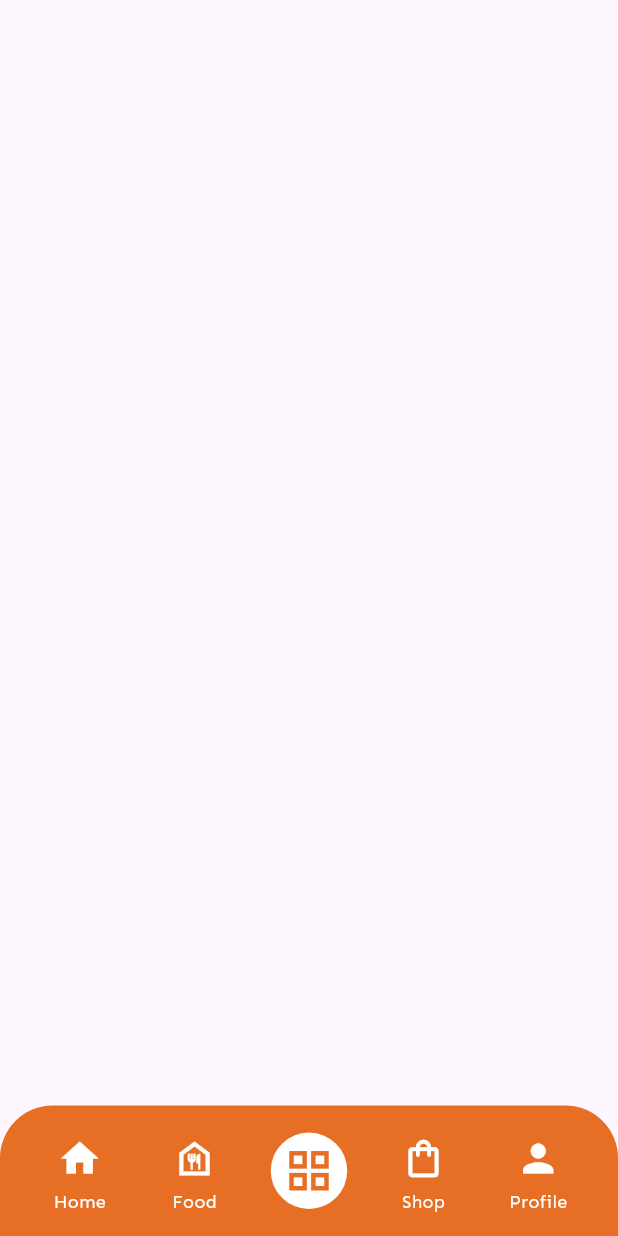
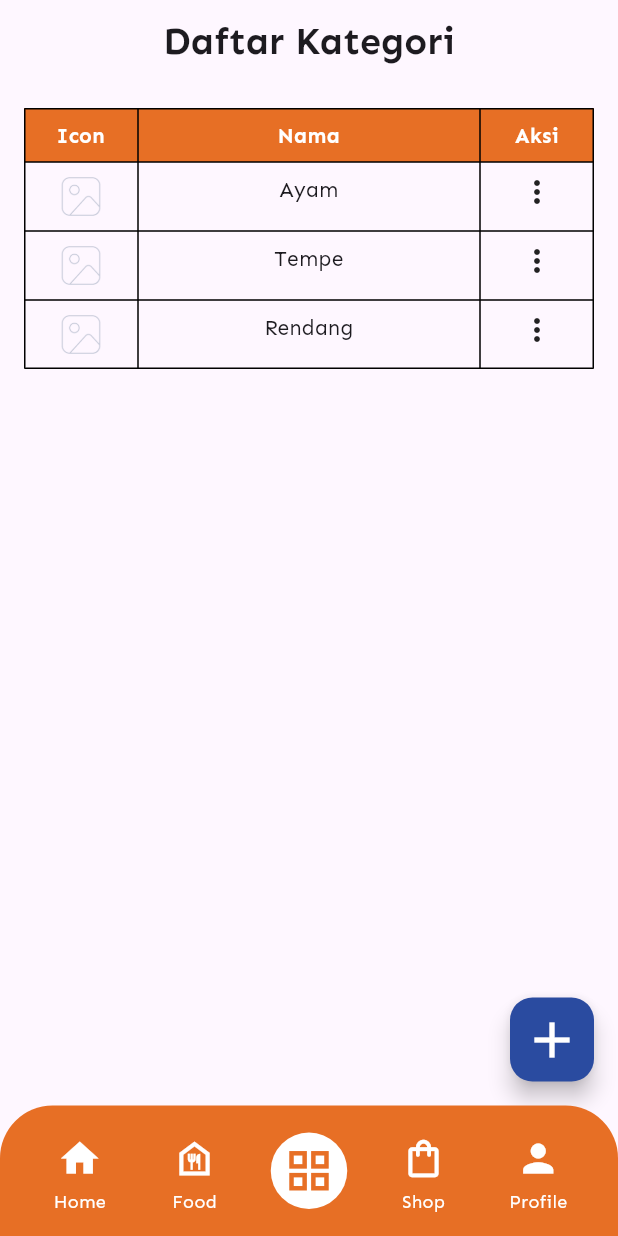
Before and after one commit to yovixtar/cafe-admin, a Flutter app: the BottomBar screen opened directly, item 3 of the bottom bar chosen, on a phone screen of 412 x 824 dp. Run offline on Flutter 3.47's test engine with Material 3 defaults, Android fonts, the light colour scheme and no system bars; our stand-ins replace google_fonts, image_picker; network calls fail.

Commit message:
Feature : Slicing List & Form kategori, change icon & name app launcher

```diff
--- a/lib/Screen/menu/list_menu.dart
+++ b/lib/Screen/menu/list_menu.dart
@@ -70,7 +70,7 @@ class _ListMenuState extends State<ListMenu> {
             crossAxisCount: 2,
             mainAxisSpacing: 15,
             crossAxisSpacing: 20,
-            childAspectRatio: 0.6,
+            childAspectRatio: 0.65,
           ),
           itemCount: menuItems.length,
           itemBuilder: (context, index) {
--- a/lib/bottom_bar.dart
+++ b/lib/bottom_bar.dart
@@ -1,6 +1,7 @@
 import 'package:admin/Screen/home/home_screen.dart';
 import 'package:admin/Screen/menu/list_menu.dart';
 import 'package:admin/color.dart';
+import 'package:admin/kategori/list_kategori.dart';
 import 'package:flutter/material.dart';
 
 class BottomBar extends StatefulWidget {
@@ -17,7 +18,7 @@ class _BottomBarState extends State<BottomBar> {
   List<Widget> screens = [
     HomePage(),
     ListMenu(),
-    Scaffold(),
+    ListKategori(),
     Scaffold(),
     Scaffold(),
   ];
--- a/lib/config.dart
+++ b/lib/config.dart
@@ -1,3 +1,3 @@
 class Config {
-  static const String baseUrl = "https://c975-182-2-37-79.ngrok-free.app";
+  static const String baseUrl = "https://1553-112-78-177-184.ngrok-free.app";
 }
--- /dev/null
+++ b/lib/kategori/list_kategori.dart
@@ -0,0 +1,217 @@
+import 'package:admin/color.dart';
+import 'package:admin/kategori/form_kategori.dart';
+import 'package:flutter/material.dart';
+
+class ListKategori extends StatefulWidget {
+  const ListKategori({super.key});
+
+  @override
+  _ListKategoriState createState() => _ListKategoriState();
+}
+
+class _ListKategoriState extends State<ListKategori> {
+  final List<Map<String, dynamic>> kategoriItems = [
+    {
+      'icon': 'images/img-icon.png',
+      'nama': 'Ayam',
+    },
+    {
+      'icon': 'images/img-icon.png',
+      'nama': 'Tempe',
+    },
+    {
+      'icon': 'images/img-icon.png',
+      'nama': 'Rendang',
+    },
+  ];
+
+  @override
+  Widget build(BuildContext context) {
+    return Scaffold(
+      appBar: AppBar(
+        title: Text(
+          'Daftar Kategori',
+          style: TextStyle(
+            fontSize: 25,
+            fontWeight: FontWeight.bold,
+          ),
+        ),
+        centerTitle: true,
+        automaticallyImplyLeading: false,
+      ),
+      body: SingleChildScrollView(
+        padding: EdgeInsets.all(16),
+        child: Column(
+          children: [
+            Table(
+              border: TableBorder.all(),
+              columnWidths: {
+                0: FractionColumnWidth(0.2),
+                1: FractionColumnWidth(0.6),
+                2: FractionColumnWidth(0.2),
+              },
+              children: [
+                TableRow(
+                  decoration: BoxDecoration(
+                    color: primaryColor,
+                  ),
+                  children: [
+                    Padding(
+                      padding: const EdgeInsets.all(8.0),
+                      child: Text(
+                        'Icon',
+                        style: TextStyle(
+                          fontWeight: FontWeight.bold,
+                          color: Colors.white,
+                        ),
+                        textAlign: TextAlign.center,
+                      ),
+                    ),
+                    Padding(
+                      padding: const EdgeInsets.all(8.0),
+                      child: Text(
+                        'Nama',
+                        style: TextStyle(
+                          fontWeight: FontWeight.bold,
+                          color: Colors.white,
+                        ),
+                        textAlign: TextAlign.center,
+                      ),
+                    ),
+                    Padding(
+                      padding: const EdgeInsets.all(8.0),
+                      child: Text(
+                        'Aksi',
+                        style: TextStyle(
+                          fontWeight: FontWeight.bold,
+                          color: Colors.white,
+                        ),
+                        textAlign: TextAlign.center,
+                      ),
+                    ),
+                  ],
+                ),
+                ...kategoriItems.map((kategori) {
+                  return TableRow(
+                    children: [
+                      Padding(
+                        padding: const EdgeInsets.all(8.0),
+                        child: Image.asset(
+                          kategori['icon'],
+                          width: 30,
+                          height: 30,
+                        ),
+                      ),
+                      Padding(
+                        padding: const EdgeInsets.all(8.0),
+                        child: Text(
+                          kategori['nama'],
+                          textAlign: TextAlign.center,
+                        ),
+                      ),
+                      Padding(
+                        padding: const EdgeInsets.all(8.0),
+                        child: PopupMenuButton<String>(
+                          onSelected: (value) {
+                            if (value == 'edit') {
+                              Navigator.of(context).push(
+                                MaterialPageRoute(
+                                  builder: (context) => FormKategoriPage(
+                                    gambar: kategori['gambar'],
+                                    namaKategori: kategori['nama'],
+                                  ),
+                                ),
+                              );
+                            } else if (value == 'delete') {
+                              showDialog(
+                                context: context,
+                                builder: (context) {
+                                  return AlertDialog(
+                                    title: Text('Konfirmasi'),
+                                    content: Text(
+                                        'Yakin Ingin Menghapus Kategori Ini?'),
+                                    actions: [
+                                      TextButton(
+                                        onPressed: () =>
+                                            Navigator.of(context).pop(),
+                                        child: Text(
+                                          'Batal',
+                                          style: TextStyle(
+                                            color: Colors.grey,
+                                          ),
+                                        ),
+                                      ),
+                                      TextButton(
+                                        onPressed: () {
+                                          setState(() {
+                                            kategoriItems.remove(kategori);
+                                          });
+                                          Navigator.of(context).pop();
+                                        },
+                                        child: Text(
+                                          'Hapus',
+                                          style: TextStyle(
+                                            color: Colors.red,
+                                          ),
+                                        ),
+                                      ),
+                                    ],
+                                  );
+                                },
+                              );
+                            }
+                          },
+                          itemBuilder: (context) => [
+                            PopupMenuItem(
+                              value: 'edit',
+                              child: Row(
+                                children: [
+                                  Icon(Icons.edit, color: Colors.green),
+                                  SizedBox(width: 8),
+                                  Text('Edit'),
+                                ],
+                              ),
+                            ),
+                            PopupMenuItem(
+                              value: 'delete',
+                              child: Row(
+                                children: [
+                                  Icon(Icons.delete, color: Colors.redAccent),
+                                  SizedBox(width: 8),
+                                  Text('Hapus'),
+                                ],
+                              ),
+                            ),
+                          ],
+                          child: Icon(Icons.more_vert),
+                        ),
+                      ),
+                    ],
+                  );
+                }).toList(),
+              ],
+            ),
+          ],
+        ),
+      ),
+      floatingActionButton: FloatingActionButton(
+        onPressed: () {
+          Navigator.of(context).push(
+            MaterialPageRoute(
+              builder: (context) => FormKategoriPage(),
+            ),
+          );
+        },
+        backgroundColor: Color(0xFF2A4BA0),
+        shape: RoundedRectangleBorder(
+          borderRadius: BorderRadius.circular(15),
+        ),
+        child: Icon(
+          Icons.add,
+          color: Colors.white,
+          size: 40,
+        ),
+      ),
+    );
+  }
+}
--- a/pubspec.yaml
+++ b/pubspec.yaml
@@ -15,6 +15,7 @@ dependencies:
   google_fonts: ^6.2.1
   provider: ^6.1.2
   http: ^1.2.1
+  rename_app: ^1.6.1
 
 dev_dependencies:
   flutter_test:
@@ -22,7 +23,12 @@ dev_dependencies:
 
   flutter_lints: ^3.0.0
   image_picker: ^1.1.2
+  flutter_launcher_icons: "^0.13.1"
 
+flutter_launcher_icons:
+  android: "launcher_icon"
+  ios: true
+  image_path: "images/Logo.png"
 
 flutter:
   uses-material-design: true
```
Also changed, not shown: lib/kategori/form_kategori.dart (added, +225 -0 lines), pubspec.lock, 32 other files.
